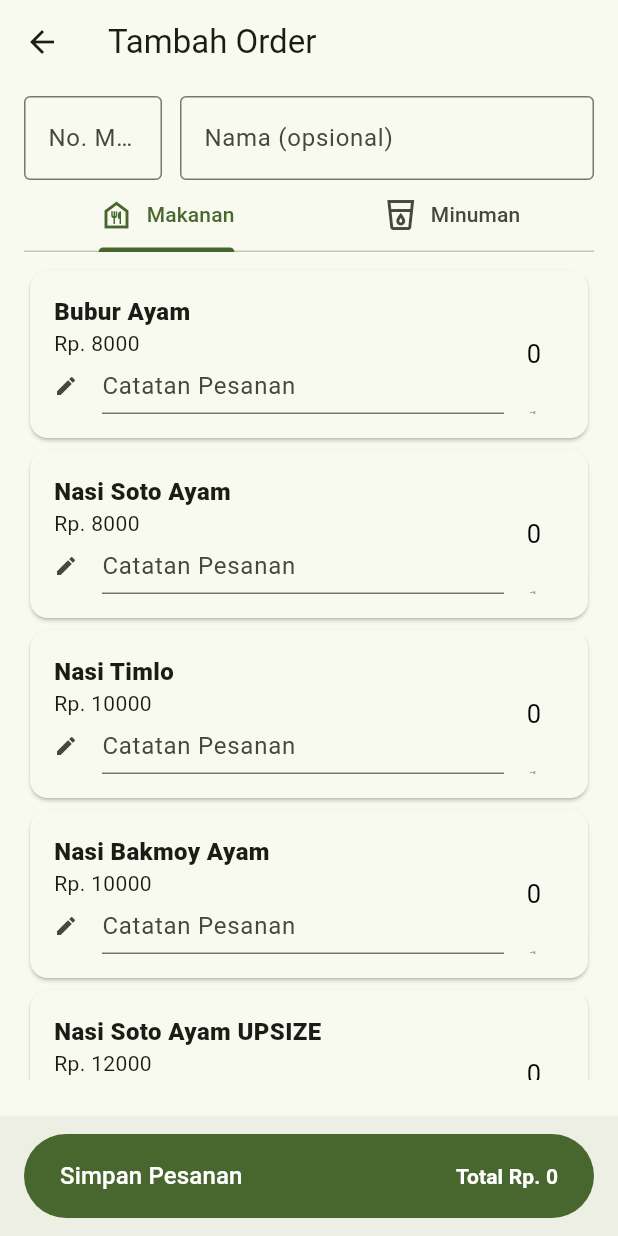
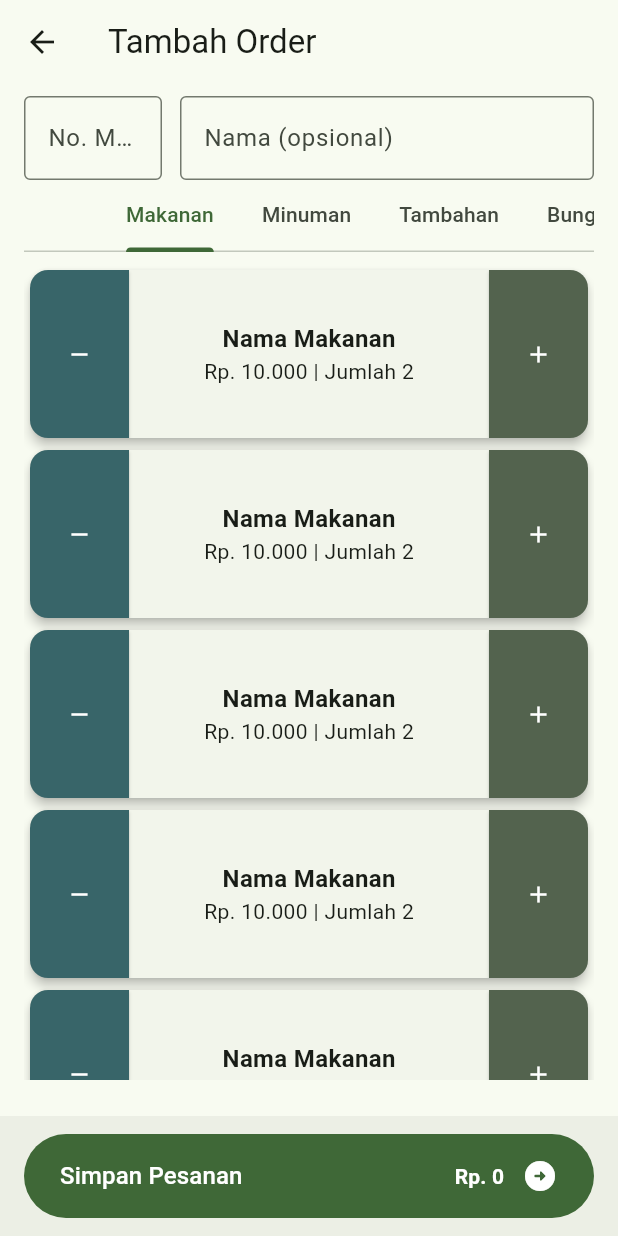
Before and after one commit to bootloopmaster636/warjo_order_management, a Flutter app: the AddOrder screen opened directly, on a phone screen of 412 x 824 dp. Run offline on Flutter 3.47's test engine with Material 2 defaults, Android fonts, the phone set to English and light mode, and no system bars; drawn by our look-alikes of wheel_chooser; our stand-ins replace flutter_riverpod, google_fonts.

Commit message:
implement new card UI

```diff
--- a/lib/Routes/AddOrder.dart
+++ b/lib/Routes/AddOrder.dart
@@ -2,9 +2,6 @@ import 'package:flutter/material.dart';
 import 'package:flutter_riverpod/flutter_riverpod.dart';
 import 'package:intl/intl.dart';
 import 'package:warjo_order_management/classes/pesanan.dart';
-import 'package:wheel_chooser/wheel_chooser.dart';
-
-import '../classes/item.dart';
 
 final tempPesananProvider =
     ChangeNotifierProvider((ref) => pesanan().initPesanan());
@@ -13,13 +10,14 @@ var formatter = NumberFormat('###,###,###');
 class AddOrder extends StatelessWidget {
   const AddOrder({Key? key}) : super(key: key);
 
+  @override
   Widget build(BuildContext context) {
     return DefaultTabController(
-      length: 2,
+      length: 4,
       child: Scaffold(
           backgroundColor: Theme.of(context).colorScheme.background,
           appBar: AppBar(
-            title: Text('Tambah Order'),
+            title: const Text('Tambah Order'),
           ),
           body: Padding(
             padding: const EdgeInsets.fromLTRB(16, 8, 16, 4),
@@ -57,32 +55,30 @@ class AddOrder extends StatelessWidget {
                       ),
                     ],
                   ),
-                  const TabBar(tabs: [
+                  const TabBar(isScrollable: true, tabs: [
                     Tab(
                         child: Row(
                       mainAxisSize: MainAxisSize.min,
-                      children: [
-                        Icon(Icons.food_bank_outlined),
-                        SizedBox(
-                          width: 8,
-                        ),
-                        Text("Makanan")
-                      ],
+                      children: [Text("Makanan")],
                     )),
                     Tab(
                         child: Row(
                       mainAxisSize: MainAxisSize.min,
-                      children: [
-                        Icon(Icons.local_drink_outlined),
-                        SizedBox(
-                          width: 8,
-                        ),
-                        Text("Minuman")
-                      ],
+                      children: [Text("Minuman")],
+                    )),
+                    Tab(
+                        child: Row(
+                      mainAxisSize: MainAxisSize.min,
+                      children: [Text("Tambahan")],
+                    )),
+                    Tab(
+                        child: Row(
+                      mainAxisSize: MainAxisSize.min,
+                      children: [Text("Bungkus")],
                     )),
                   ]),
                   Padding(
-                    padding: EdgeInsets.symmetric(vertical: 8),
+                    padding: const EdgeInsets.symmetric(vertical: 8),
                     child: SizedBox(
                       height: MediaQuery.of(context).size.height * 0.66,
                       width: MediaQuery.of(context).size.width,
@@ -96,14 +92,13 @@ class AddOrder extends StatelessWidget {
                             gridDelegate:
                                 SliverGridDelegateWithFixedCrossAxisCount(
                               crossAxisCount:
-                                  (MediaQuery.of(context).size.width / 480)
+                                  (MediaQuery.of(context).size.width / 400)
                                       .round(),
                               mainAxisExtent: 120,
                             ),
                             itemCount: makananItems?.length,
                             itemBuilder: (context, index) {
-                              return ItemCard(
-                                  items: makananItems![index], id: index);
+                              return ItemCard();
                             },
                           );
                         }),
@@ -122,10 +117,48 @@ class AddOrder extends StatelessWidget {
                             ),
                             itemCount: minumanItems?.length,
                             itemBuilder: (context, index) {
-                              return ItemCard(
-                                  items: minumanItems![index],
-                                  id: index +
-                                      13); //13 is the start index of "minuman" items
+                              return Text(
+                                  "test"); //13 is the start index of "minuman" items
+                            },
+                          );
+                        }),
+                        Consumer(builder: (context, ref, _) {
+                          final tambahanItems =
+                              (ref.watch(tempPesananProvider).daftar_pesanan)
+                                  ?.where((item) => item.jenis == "Tambahan")
+                                  .toList();
+                          return GridView.builder(
+                            gridDelegate:
+                                SliverGridDelegateWithFixedCrossAxisCount(
+                              crossAxisCount:
+                                  (MediaQuery.of(context).size.width / 400)
+                                      .round(),
+                              mainAxisExtent: 120,
+                            ),
+                            itemCount: tambahanItems?.length,
+                            itemBuilder: (context, index) {
+                              return Text(
+                                  "test"); //13 is the start index of "minuman" items
+                            },
+                          );
+                        }),
+                        Consumer(builder: (context, ref, _) {
+                          final bungkusItems =
+                              (ref.watch(tempPesananProvider).daftar_pesanan)
+                                  ?.where((item) => item.jenis == "Bungkus")
+                                  .toList();
+                          return GridView.builder(
+                            gridDelegate:
+                                SliverGridDelegateWithFixedCrossAxisCount(
+                              crossAxisCount:
+                                  (MediaQuery.of(context).size.width / 400)
+                                      .round(),
+                              mainAxisExtent: 120,
+                            ),
+                            itemCount: bungkusItems?.length,
+                            itemBuilder: (context, index) {
+                              return Text(
+                                  "test"); //13 is the start index of "minuman" items
                             },
                           );
                         }),
@@ -141,110 +174,180 @@ class AddOrder extends StatelessWidget {
               onPressed: () {
                 print("saved");
               },
+              style: FilledButton.styleFrom(
+                  splashFactory: InkSparkle.splashFactory),
               child: Row(
                 mainAxisAlignment: MainAxisAlignment.spaceBetween,
                 crossAxisAlignment: CrossAxisAlignment.center,
                 children: [
-                    Text("Simpan Pesanan",
-                        style: TextStyle(
-                            fontSize: 16, fontWeight: FontWeight.w500)),
+                  const Text("Simpan Pesanan",
+                      style:
+                          TextStyle(fontSize: 16, fontWeight: FontWeight.w500)),
+                  const Spacer(),
                   Consumer(builder: (context, ref, _) {
                     return Text(
-                        "Total Rp. ${formatter.format(ref.watch(tempPesananProvider).total_harga)}",
-                        style: TextStyle(fontWeight: FontWeight.w600),
+                      "Rp. ${formatter.format(ref.watch(tempPesananProvider).total_harga)}",
+                      style: const TextStyle(fontWeight: FontWeight.w600),
                     );
                   }),
+                  const SizedBox(
+                    width: 12,
+                  ),
+                  const Icon(Icons.arrow_circle_right_rounded, size: 24)
                 ],
-                )),
+              ),
+            ),
           )),
     );
   }
 }
 
-class ItemCard extends ConsumerWidget {
-  final item items;
-  final int id;
+// class ItemCard extends ConsumerWidget {
+//   final item items;
+//   final int id;
+//
+//   ItemCard({super.key, required this.items, required this.id});
+//
+//   final TextEditingController _catatanPesananController = TextEditingController();
+//
+//   @override
+//   Widget build(BuildContext context, WidgetRef ref) {
+//     return Card(
+//       color: Theme.of(context).colorScheme.surface,
+//       child: SizedBox(
+//         width: 400,
+//         height: 112,
+//         child: Padding(
+//             padding: const EdgeInsets.all(16.0),
+//             child: Row(
+//               children: [
+//                 Column(
+//                   mainAxisAlignment: MainAxisAlignment.spaceBetween,
+//                   crossAxisAlignment: CrossAxisAlignment.start,
+//                   children: [
+//                     Text(
+//                       items.nama?.toString() ?? "null",
+//                       textAlign: TextAlign.start,
+//                       style: const TextStyle(
+//                           fontWeight: FontWeight.w800, fontSize: 16),
+//                     ),
+//                     Text(
+//                       "Rp. ${items.harga.toString()}",
+//                       textAlign: TextAlign.start,
+//                       style: const TextStyle(
+//                           fontWeight: FontWeight.w400, fontSize: 14),
+//                     ),
+//                     Align(
+//                       alignment: Alignment.bottomLeft,
+//                       child: AnimatedSwitcher(
+//                         duration: Duration(milliseconds: 300),
+//                         child: [
+//                           //edit button and text
+//                           Row(
+//                             Text("edit button and text"),
+//                           ),
+//
+//                           //text input and submit button
+//                           Row(
+//                             Text("textInput and button"),
+//                           )
+//                         ],
+//                       )
+//                     )
+//                   ],
+//                 ),
+//                 Spacer(),
+//                 ConstrainedBox (
+//                   constraints: BoxConstraints(
+//                     maxWidth: 60,
+//                     minWidth: 10
+//                   ),
+//                   child: WheelChooser.integer(
+//                     minValue: 0,
+//                     maxValue: 30,
+//                     initValue: ref
+//                         .read(tempPesananProvider)
+//                         .daftar_pesanan?[id]
+//                         .jumlah,
+//                     onValueChanged: (s) {
+//                       ref.read(tempPesananProvider).setItemCount(id, s);
+//                       print(ref
+//                           .read(tempPesananProvider)
+//                           .daftar_pesanan![id]
+//                           .jumlah);
+//                     },
+//                   ),
+//                 )
+//               ],
+//             )),
+//       ),
+//     );
+//   }
+// }
 
-  ItemCard({required this.items, required this.id});
-
-  TextEditingController _catatanPesananController = TextEditingController();
+class ItemCard extends ConsumerStatefulWidget {
+  const ItemCard({Key? key}) : super(key: key);
 
   @override
-  Widget build(BuildContext context, WidgetRef ref) {
-    return Container(
-      child: Card(
-        color: Theme.of(context).colorScheme.surface,
-        child: SizedBox(
-          width: 400,
-          height: 112,
-          child: Padding(
-              padding: const EdgeInsets.all(16.0),
+  ItemCardState createState() => ItemCardState();
+}
+
+class ItemCardState extends ConsumerState<ItemCard> {
+  @override
+  void initState() {
+    super.initState();
+    ref.read(tempPesananProvider);
+  }
+
+  Widget build(BuildContext context) {
+    return Card(
+        elevation: 3,
+        clipBehavior: Clip.antiAliasWithSaveLayer,
         child: Row(
+          mainAxisAlignment: MainAxisAlignment.spaceBetween,
+          crossAxisAlignment: CrossAxisAlignment.stretch,
           children: [
-                  Column(
-                    mainAxisAlignment: MainAxisAlignment.spaceBetween,
-                    crossAxisAlignment: CrossAxisAlignment.start,
+            Flexible(
+              flex: 1,
+              child: ElevatedButton(
+                  onPressed: () {
+                    print("counter decrement");
+                  },
+                  style: ElevatedButton.styleFrom(
+                      backgroundColor: Theme.of(context).colorScheme.tertiary,
+                      splashFactory: InkSparkle.splashFactory,
+                      shape: RoundedRectangleBorder(
+                        borderRadius: BorderRadius.circular(0),
+                      )),
+                  child: Icon(Icons.remove, color: Theme.of(context).colorScheme.onTertiary,)),
+            ),
+            Flexible(
+              flex: 2,
+                child: Center(
+                  child: Column(
+                    mainAxisAlignment: MainAxisAlignment.center,
                     children: [
-                      Text(
-                        items.nama?.toString() ?? "null",
-                        textAlign: TextAlign.start,
-                        style: const TextStyle(
-                            fontWeight: FontWeight.w800, fontSize: 16),
-                      ),
-                      Text(
-                        "Rp. ${items.harga.toString()}",
-                        textAlign: TextAlign.start,
-                        style: const TextStyle(
-                            fontWeight: FontWeight.w400, fontSize: 14),
-                      ),
-                      Align(
-                        alignment: Alignment.bottomLeft,
-                        child: SizedBox(
-                          width: 300,
-                          child: TextField(
-                            controller: _catatanPesananController,
-                            decoration: InputDecoration(
-                                icon: Icon(
-                                  Icons.edit,
-                                  size: 16,
-                                ),
-                                labelText: "Catatan Pesanan",
-                                isDense: true,
-                                contentPadding:
-                                    EdgeInsets.symmetric(vertical: 0)),
-                            style: TextStyle(fontSize: 14),
-                            maxLines: 1,
-                            onSubmitted: (s) {
-                              ref.read(tempPesananProvider).setCatatanPesanan(id, s);
-                              _catatanPesananController.text = items.catatan!;
-                              print("var s = ${s}, var items = ${items.catatan}");
-                            },
-                          ),
+                      Text("Nama Makanan", style: TextStyle(fontSize: 16, fontWeight: FontWeight.bold),),
+                      Text("Rp. 10.000 | Jumlah 2", style: TextStyle(fontSize: 14),),
+                    ],
                   ),
                 )
-                    ],
             ),
-                  Expanded(
-                    child: WheelChooser.integer(
-                      minValue: 0,
-                      maxValue: 30,
-                      initValue: ref
-                          .read(tempPesananProvider)
-                          .daftar_pesanan?[id]
-                          .jumlah,
-                      onValueChanged: (s) {
-                        ref.read(tempPesananProvider).setItemCount(id, s);
-                        print(ref
-                            .read(tempPesananProvider)
-                            .daftar_pesanan![id]
-                            .jumlah);
+            Flexible(
+              flex: 1,
+              child: ElevatedButton(
+                  onPressed: () {
+                    print("counter increment");
                   },
-                    ),
+                  style: ElevatedButton.styleFrom(
+                      backgroundColor: Theme.of(context).colorScheme.secondary,
+                      splashFactory: InkSparkle.splashFactory,
+                      shape: RoundedRectangleBorder(
+                        borderRadius: BorderRadius.circular(0),
+                      )),
+                  child: Icon(Icons.add, color: Theme.of(context).colorScheme.onSecondary,)),
             ),
           ],
-              )),
-        ),
-      ),
-    );
+        ));
   }
 }
--- a/lib/classes/item.dart
+++ b/lib/classes/item.dart
@@ -42,28 +42,28 @@ class item {
           jumlah: 0),
 
       //tambahan
-      item(id: 7, nama: "Nasi Putih", jenis: "Makanan", harga: 4000, jumlah: 0),
-      item(id: 8, nama: "Telor Kecap", jenis: "Makanan", harga: 4000, jumlah: 0),
+      item(id: 7, nama: "Nasi Putih", jenis: "Tambahan", harga: 4000, jumlah: 0),
+      item(id: 8, nama: "Telor Kecap", jenis: "Tambahan", harga: 4000, jumlah: 0),
 
       //bungkus
       item(id: 9,
           nama: "(BUNGKUS) Bubur Ayam",
-          jenis: "Makanan",
+          jenis: "Bungkus",
           harga: 10000,
           jumlah: 0),
       item(id: 10,
           nama: "(BUNGKUS) Nasi Soto Ayam",
-          jenis: "Makanan",
+          jenis: "Bungkus",
           harga: 10000,
           jumlah: 0),
       item(id: 11,
           nama: "(BUNGKUS) Nasi Timlo",
-          jenis: "Makanan",
+          jenis: "Bungkus",
           harga: 12000,
           jumlah: 0),
       item(id: 12,
           nama: "(BUNGKUS) Nasi Bakmoy Ayam",
-          jenis: "Makanan",
+          jenis: "Bungkus",
           harga: 12000,
           jumlah: 0),
       //minuman
--- a/lib/classes/pesanan.dart
+++ b/lib/classes/pesanan.dart
@@ -55,7 +55,6 @@ class pesanan extends ChangeNotifier {
     List<item>? daftarTemp = daftar_pesanan;
     daftarTemp?[id].catatan = catatan;
     daftar_pesanan = daftarTemp;
-    notifyListeners();
     return this;
   }
 }
--- a/lib/main.dart
+++ b/lib/main.dart
@@ -23,12 +23,12 @@ class MyApp extends StatelessWidget {
       title: 'WARJO Order Management',
       theme: ThemeData(
           brightness: Brightness.light,
-          colorSchemeSeed: Color.fromRGBO(109, 178, 53, 1.0),
+          colorSchemeSeed: const Color.fromRGBO(69, 245, 66, 1.0),
           useMaterial3: true,
           fontFamily: GoogleFonts.varelaRound().fontFamily),
       darkTheme: ThemeData(
           brightness: Brightness.dark,
-          colorSchemeSeed: Color.fromRGBO(109, 178, 53, 1.0),
+          colorSchemeSeed: const Color.fromRGBO(245, 102, 66, 1.0),
           useMaterial3: true,
           fontFamily: GoogleFonts.varelaRound().fontFamily),
       themeMode: ThemeMode.system,
```
Lines whose indentation alone changed are shown as unchanged.
